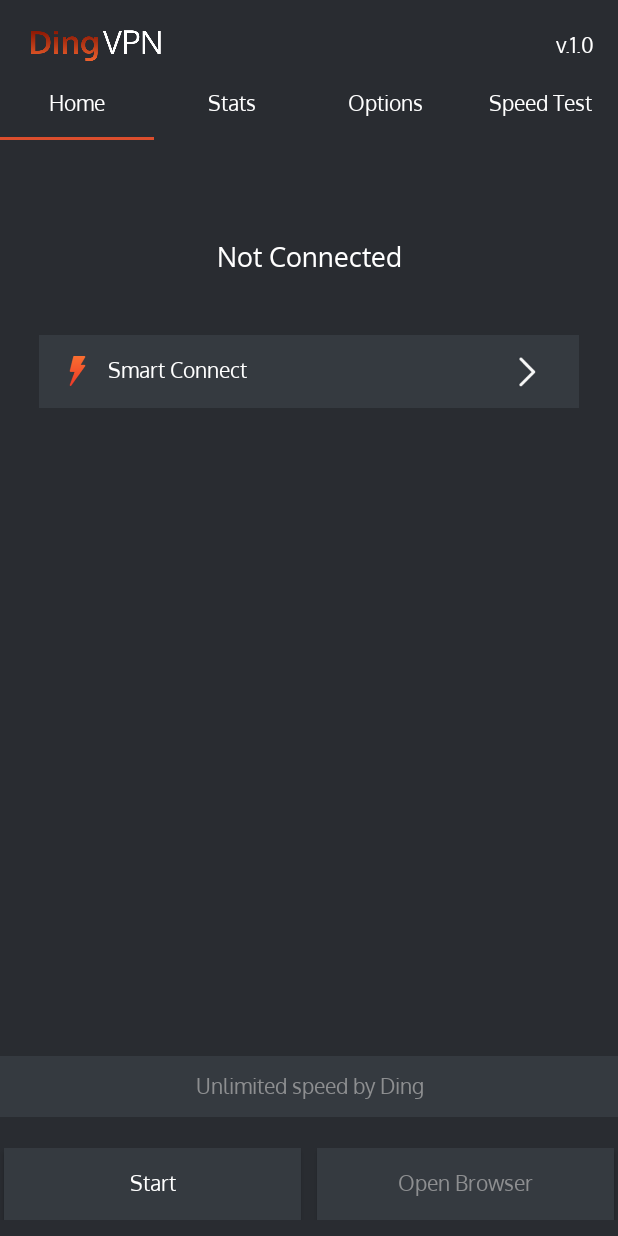
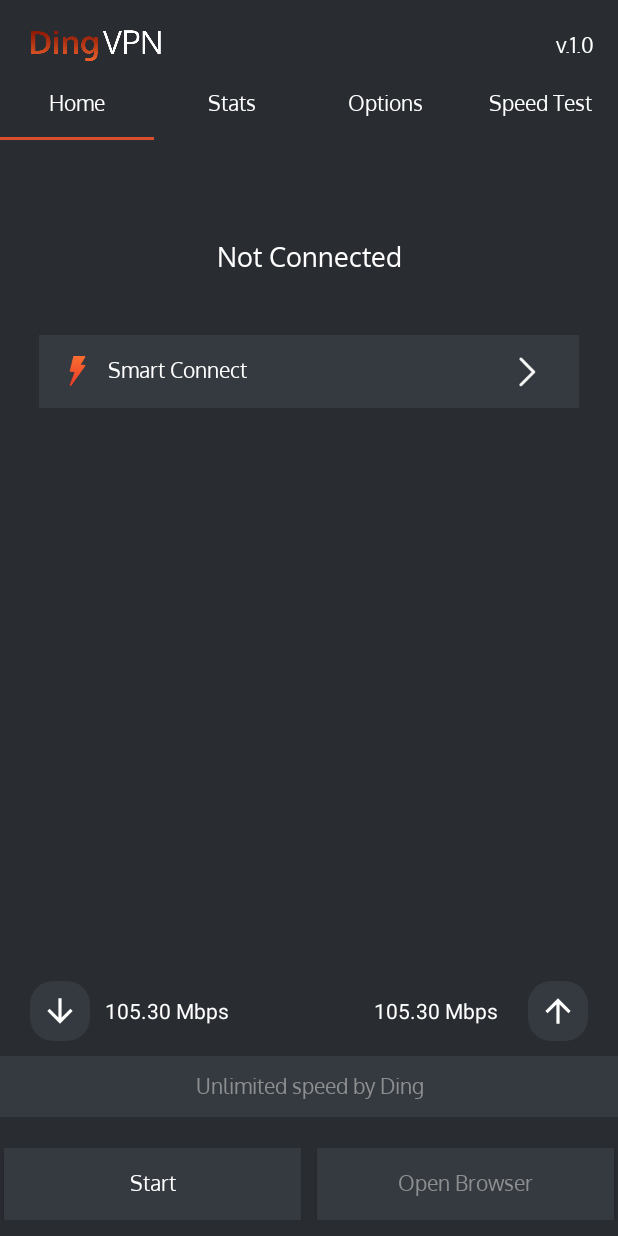
Before and after one commit to Asghar-ali-code/DingVpnn, an Android app: the screen it shows after launch (HomeActivity), on a phone screen of 412 x 824 dp. Run offline under Robolectric (Android 15) with nearby library versions, the phone set to English and light mode, and no system bars; our stand-ins replace sdp/ssp sizes.

Commit message:
Final UI updated

```diff
--- /dev/null
+++ b/app/src/main/res/drawable/ic_download.xml
@@ -0,0 +1,5 @@
+<vector android:height="24dp" android:tint="#FFFFFF"
+    android:viewportHeight="24" android:viewportWidth="24"
+    android:width="24dp" xmlns:android="http://schemas.android.com/apk/res/android">
+    <path android:fillColor="@android:color/white" android:pathData="M20,12l-1.41,-1.41L13,16.17V4h-2v12.17l-5.58,-5.59L4,12l8,8 8,-8z"/>
+</vector>
--- /dev/null
+++ b/app/src/main/res/drawable/icon_background.xml
@@ -0,0 +1,5 @@
+<?xml version="1.0" encoding="utf-8"?>
+<shape xmlns:android="http://schemas.android.com/apk/res/android">
+    <corners android:radius="15dp" />
+    <solid android:color="@color/serverbackground" />
+</shape>
--- /dev/null
+++ b/app/src/main/res/drawable/upload.xml
@@ -0,0 +1,8 @@
+<?xml version="1.0" encoding="utf-8"?>
+<rotate xmlns:android="http://schemas.android.com/apk/res/android"
+    android:fromDegrees="180"
+    android:toDegrees="180"
+    android:pivotX="50%"
+    android:pivotY="50%"
+    android:drawable="@drawable/ic_download">
+</rotate>
--- /dev/null
+++ b/app/src/main/res/drawable/upload_icon_background.xml
@@ -0,0 +1,5 @@
+<?xml version="1.0" encoding="utf-8"?>
+<shape xmlns:android="http://schemas.android.com/apk/res/android">
+    <corners android:radius="10dp" />
+    <solid android:color="@color/green" />
+</shape>
--- a/app/src/main/res/layout/fragment_home.xml
+++ b/app/src/main/res/layout/fragment_home.xml
@@ -75,6 +75,71 @@
 
 
         </RelativeLayout>
+        <RelativeLayout
+            android:layout_width="wrap_content"
+            android:layout_height="wrap_content"
+            android:id="@+id/download_parent"
+            app:layout_constraintBottom_toTopOf="@id/tv_unlimitedSpeed"
+            app:layout_constraintStart_toStartOf="parent">
+        <RelativeLayout
+            android:layout_width="40dp"
+            android:layout_height="40dp"
+            android:id="@+id/Rl_download"
+            android:layout_centerVertical="true"
+            android:background="@drawable/icon_background"
+            android:layout_marginBottom="20dp"
+            android:layout_marginStart="20dp">
+
+            <ImageView
+                android:layout_width="25dp"
+                android:layout_height="25dp"
+                android:id="@+id/ivdownload"
+                android:layout_centerInParent="true"
+                android:src="@drawable/ic_download" />
+        </RelativeLayout>
+
+        <TextView
+            android:layout_width="wrap_content"
+            android:layout_height="wrap_content"
+            android:layout_centerVertical="true"
+            android:layout_toRightOf="@id/Rl_download"
+            android:text="105.30 Mbps"
+            android:layout_marginStart="10dp"
+            android:textColor="@color/white" />
+        </RelativeLayout>
+        <RelativeLayout
+            android:layout_width="wrap_content"
+            android:layout_height="wrap_content"
+            android:layout_marginEnd="20dp"
+            app:layout_constraintBottom_toTopOf="@id/tv_unlimitedSpeed"
+            app:layout_constraintEnd_toEndOf="parent">
+            <RelativeLayout
+                android:layout_width="40dp"
+                android:layout_height="40dp"
+                android:id="@+id/Rl_upload"
+                android:layout_toRightOf="@id/tvuploadspeed"
+                android:layout_centerVertical="true"
+                android:background="@drawable/icon_background"
+                android:layout_marginBottom="20dp"
+                android:layout_marginStart="20dp">
+
+                <ImageView
+                    android:layout_width="25dp"
+                    android:layout_height="25dp"
+                    android:id="@+id/ivupload"
+                    android:layout_centerInParent="true"
+                    android:src="@drawable/upload" />
+            </RelativeLayout>
+
+            <TextView
+                android:layout_width="wrap_content"
+                android:layout_height="wrap_content"
+                android:layout_centerVertical="true"
+                android:text="105.30 Mbps"
+                android:id="@+id/tvuploadspeed"
+                android:layout_marginStart="10dp"
+                android:textColor="@color/white" />
+        </RelativeLayout>
 
         <androidx.appcompat.widget.LinearLayoutCompat
             android:id="@+id/linearLayoutCompat"
@@ -119,6 +184,7 @@
             android:background="@color/serverbackground"
             android:fontFamily="@font/oxygen_regular"
             android:gravity="center"
+            android:id="@+id/tv_unlimitedSpeed"
             android:paddingTop="@dimen/_8sdp"
             android:paddingBottom="@dimen/_8sdp"
             android:text="Unlimited speed by Ding"
--- a/app/src/main/res/layout/fragment_stats.xml
+++ b/app/src/main/res/layout/fragment_stats.xml
@@ -60,17 +60,24 @@
             app:layout_constraintStart_toStartOf="@+id/ivdownload"
             app:layout_constraintEnd_toEndOf="@id/ivdownload"
              />
-        <ImageView
-            android:id="@+id/ivUpload"
+        <RelativeLayout
             android:layout_width="@dimen/_24sdp"
             android:layout_height="@dimen/_24sdp"
-            android:src="@drawable/upload_icon_two"
+            android:id="@+id/ivUpload"
             android:layout_marginTop="@dimen/_20sdp"
             android:layout_marginEnd="@dimen/_20sdp"
-            android:padding="@dimen/_1sdp"
             app:layout_constraintTop_toTopOf="parent"
-            app:layout_constraintEnd_toEndOf="parent"/>
+            app:layout_constraintEnd_toEndOf="parent"
+            android:layout_centerVertical="true"
+            android:background="@drawable/upload_icon_background">
 
+            <ImageView
+                android:layout_width="22dp"
+                android:layout_height="22dp"
+                android:id="@+id/ivupload"
+                android:layout_centerInParent="true"
+                android:src="@drawable/upload" />
+        </RelativeLayout>
         <androidx.appcompat.widget.AppCompatTextView
             android:id="@+id/upload"
             android:layout_width="wrap_content"
--- a/app/src/main/res/values/colors.xml
+++ b/app/src/main/res/values/colors.xml
@@ -12,4 +12,5 @@
     <color name="serverbackground">#353a40</color>
     <color name="progrsscolor">#ffb84d</color>
     <color name="openBrow">#B5B1B1B1</color>
+    <color name="green">#32CD32</color>
 </resources>
```
